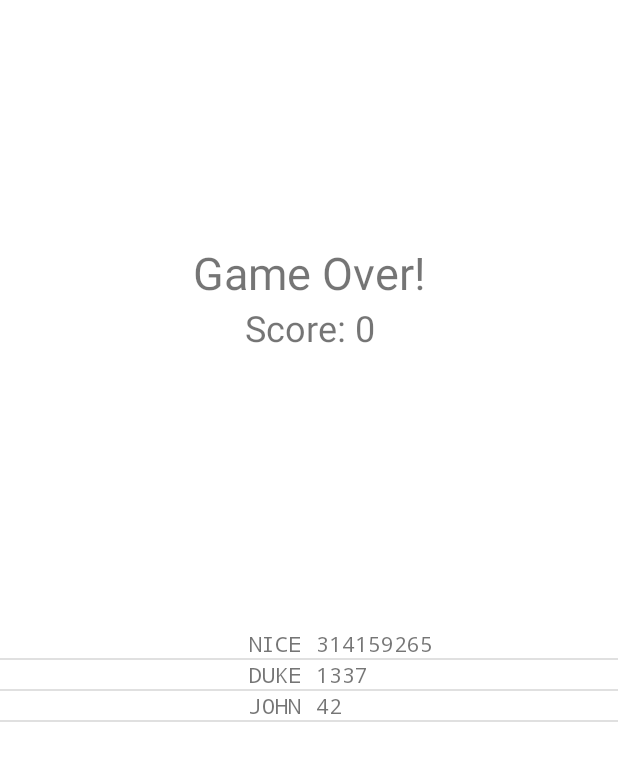
After one commit to TrovadorDelCodigo/FunnyFlappyJumpBall2, an Android app: the GameOverActivity screen opened directly, with no data from a screen before it, on a phone screen of 412 x 824 dp. The commit adds this screen. Shown: the top 761 px of the screen. Run offline under Robolectric (Android 15) with nearby library versions, the phone set to English and light mode, and no system bars.

Commit message:
Added game over activity (still work in progress though)

```diff
--- a/app/src/main/AndroidManifest.xml
+++ b/app/src/main/AndroidManifest.xml
@@ -9,6 +9,7 @@
         android:roundIcon="@mipmap/ic_launcher_round"
         android:supportsRtl="true"
         android:theme="@style/Theme.FunnyFlappyJumpBall2">
+        <activity android:name=".GameOverActivity"></activity>
         <activity android:name=".MainMenuActivity">
             <intent-filter>
                 <action android:name="android.intent.action.MAIN" />
--- /dev/null
+++ b/app/src/main/java/fr/m2dl/todo/funnyflappyjumpball2/GameOverActivity.kt
@@ -0,0 +1,52 @@
+package fr.m2dl.todo.funnyflappyjumpball2
+
+import android.content.pm.ActivityInfo
+import android.os.Bundle
+import android.view.Window
+import android.view.WindowManager
+import android.widget.ListView
+import android.widget.TextView
+import androidx.fragment.app.FragmentActivity
+import fr.m2dl.todo.funnyflappyjumpball2.dialogs.PlayerNameDialog
+import fr.m2dl.todo.funnyflappyjumpball2.score.Score
+import fr.m2dl.todo.funnyflappyjumpball2.score.ScoreAdapter
+
+class GameOverActivity : FragmentActivity() {
+    override fun onCreate(savedInstanceState: Bundle?) {
+        super.onCreate(savedInstanceState)
+        setupWindow()
+        setContentView(R.layout.activity_game_over)
+        displayScore(intent.getIntExtra("score", 0))
+        displayHighScores()
+    }
+
+    private fun setupWindow() {
+        window.setFlags(
+                WindowManager.LayoutParams.FLAG_FULLSCREEN,
+                WindowManager.LayoutParams.FLAG_FULLSCREEN)
+        requestWindowFeature(Window.FEATURE_NO_TITLE)
+        requestedOrientation = ActivityInfo.SCREEN_ORIENTATION_PORTRAIT;
+    }
+
+    private fun displayScore(score: Int) {
+        val scoreTextView = findViewById<TextView>(R.id.scoreText)
+        val scoreText = getString(R.string.score)
+        scoreTextView.text = "$scoreText $score"
+    }
+
+    private fun displayHighScores() {
+        // TODO remove test
+        val scores = listOf(
+            Score("NICE", 314159265),
+            Score("DUKE", 1337),
+            Score("JOHN", 42)
+        )
+
+        val scoreAdapter = ScoreAdapter(this, R.layout.score_item, scores)
+        val scoreListView = findViewById<ListView>(R.id.scoresListView)
+        scoreListView.adapter = scoreAdapter
+
+        val playerNameDialog = PlayerNameDialog()
+        playerNameDialog.show(supportFragmentManager, "player_name")
+    }
+}
--- a/app/src/main/java/fr/m2dl/todo/funnyflappyjumpball2/GameView.kt
+++ b/app/src/main/java/fr/m2dl/todo/funnyflappyjumpball2/GameView.kt
@@ -1,6 +1,7 @@
 package fr.m2dl.todo.funnyflappyjumpball2
 
 import android.app.Activity
+import android.content.Intent
 import android.graphics.Canvas
 import android.graphics.Color
 import android.os.Handler
@@ -16,12 +17,23 @@ import fr.m2dl.todo.funnyflappyjumpball2.gameobjects.FPSCounter
 import fr.m2dl.todo.funnyflappyjumpball2.gameobjects.Scene
 import fr.m2dl.todo.funnyflappyjumpball2.gameobjects.SimpleRect
 
+const val GAME_OVER_SIGNAL = "game-over"
+
 class GameView(
     private val activity: Activity
 ) : SurfaceView(activity), SurfaceHolder.Callback {
 
     private val defaultFps = 60
     private var gameEngine: GameEngine? = null
+
+    private val gameOverSignalHandler: (Any) -> Unit = { score ->
+        if (score is Int) {
+            val intent = Intent(activity, GameOverActivity::class.java)
+            intent.putExtra("score", score)
+            activity.startActivity(intent)
+            activity.finish()
+        }
+    }
 
     init {
         holder.addCallback(this)
@@ -49,8 +61,15 @@ class GameView(
 
     private fun startGame() {
         gameEngine = GameEngineImpl(defaultFps, GameDrawingSurfaceImpl(this), activity.resources)
+        gameEngine!!.signalManager.subscribe("game-over", gameOverSignalHandler)
         populateGameWorld()
         gameEngine?.start()
+
+        // TODO remove after testing
+        val handler = Handler()
+        handler.postDelayed({
+            gameEngine!!.signalManager.sendSignal("game-over", 1337)
+        }, 10000)
     }
 
     private fun stopGame() {
--- /dev/null
+++ b/app/src/main/java/fr/m2dl/todo/funnyflappyjumpball2/dialogs/PlayerNameDialog.kt
@@ -0,0 +1,27 @@
+package fr.m2dl.todo.funnyflappyjumpball2.dialogs
+
+import android.app.AlertDialog
+import android.app.Dialog
+import android.os.Bundle
+import androidx.fragment.app.DialogFragment
+import fr.m2dl.todo.funnyflappyjumpball2.R
+
+class PlayerNameDialog: DialogFragment() {
+
+    override fun onCreateDialog(savedInstanceState: Bundle?): Dialog {
+        return activity!!.let {
+            val inflater = requireActivity().layoutInflater
+
+            AlertDialog.Builder(it).run {
+                setView(inflater.inflate(R.layout.player_name_dialog_fragment, null))
+                setPositiveButton(R.string.ok) { dialog, id ->
+                    dialog.cancel()
+                }
+                setNegativeButton(R.string.cancel) { dialog, id ->
+                    dialog.cancel()
+                }
+                create()
+            }
+        }
+    }
+}
--- a/app/src/main/java/fr/m2dl/todo/funnyflappyjumpball2/engine/GameEngineControl.kt
+++ b/app/src/main/java/fr/m2dl/todo/funnyflappyjumpball2/engine/GameEngineControl.kt
@@ -1,9 +1,11 @@
 package fr.m2dl.todo.funnyflappyjumpball2.engine
 
 import fr.m2dl.todo.funnyflappyjumpball2.engine.gameobjects.GameObject
+import fr.m2dl.todo.funnyflappyjumpball2.engine.signals.SignalManager
 
 interface GameEngineControl {
     var framesPerSecond: Int
+    val signalManager: SignalManager
 
     fun setSceneRoot(gameObject: GameObject)
     fun start()
--- /dev/null
+++ b/app/src/main/java/fr/m2dl/todo/funnyflappyjumpball2/score/Score.kt
@@ -0,0 +1,3 @@
+package fr.m2dl.todo.funnyflappyjumpball2.score
+
+data class Score(val playerName: String, val score: Int)
--- /dev/null
+++ b/app/src/main/java/fr/m2dl/todo/funnyflappyjumpball2/score/ScoreAdapter.kt
@@ -0,0 +1,31 @@
+package fr.m2dl.todo.funnyflappyjumpball2.score
+
+import android.content.Context
+import android.view.LayoutInflater
+import android.view.View
+import android.view.ViewGroup
+import android.widget.ArrayAdapter
+import android.widget.TextView
+import fr.m2dl.todo.funnyflappyjumpball2.R
+
+class ScoreAdapter(
+    context: Context,
+    layoutId: Int,
+    scores: List<Score>
+): ArrayAdapter<Score>(context, layoutId, scores) {
+
+    override fun getView(position: Int, convertView: View?, parent: ViewGroup): View {
+        val score = getItem(position)!!
+
+        val view = convertView
+            ?: LayoutInflater.from(context).inflate(R.layout.score_item, parent, false)
+
+        val playerNameTextView = view.findViewById<TextView>(R.id.score_item_player_name)
+        val scoreTextView = view.findViewById<TextView>(R.id.score_item_score)
+
+        playerNameTextView.text = score.playerName
+        scoreTextView.text = "${score.score}"
+
+        return view
+    }
+}
--- /dev/null
+++ b/app/src/main/res/layout/activity_game_over.xml
@@ -0,0 +1,43 @@
+<?xml version="1.0" encoding="utf-8"?>
+<LinearLayout xmlns:android="http://schemas.android.com/apk/res/android"
+    xmlns:app="http://schemas.android.com/apk/res-auto"
+    xmlns:tools="http://schemas.android.com/tools"
+    android:id="@+id/gameOverActivity"
+    android:layout_width="match_parent"
+    android:layout_height="match_parent"
+    android:orientation="vertical"
+    tools:context=".GameOverActivity">
+
+    <LinearLayout
+        android:layout_width="match_parent"
+        android:layout_height="0dp"
+        android:layout_weight="1"
+        android:orientation="vertical">
+
+        <TextView
+            android:id="@+id/gameOverText"
+            android:layout_width="match_parent"
+            android:layout_height="0dp"
+            android:layout_weight="1"
+            android:text="@string/game_over"
+            android:textSize="30sp"
+            android:gravity="bottom|center" />
+
+        <TextView
+            android:id="@+id/scoreText"
+            android:layout_width="match_parent"
+            android:layout_height="0dp"
+            android:layout_weight="1"
+            android:text="@string/score"
+            android:textSize="24sp"
+            android:gravity="top|center" />
+   </LinearLayout>
+
+    <ListView
+        android:id="@+id/scoresListView"
+        android:layout_width="match_parent"
+        android:layout_height="0dp"
+        android:layout_weight="1"
+        android:layout_marginTop="15dp" />
+
+</LinearLayout>
--- a/app/src/main/res/layout/activity_main_menu.xml
+++ b/app/src/main/res/layout/activity_main_menu.xml
@@ -25,7 +25,7 @@
         android:textColor="?colorOnPrimary"/>
 
     <TextView
-        android:id="@+id/textView"
+        android:id="@+id/gameTitleText"
         android:layout_width="wrap_content"
         android:layout_height="wrap_content"
         android:text="@string/app_name"
--- /dev/null
+++ b/app/src/main/res/layout/player_name_dialog_fragment.xml
@@ -0,0 +1,23 @@
+<?xml version="1.0" encoding="utf-8"?>
+<LinearLayout
+    xmlns:android="http://schemas.android.com/apk/res/android"
+    android:layout_width="match_parent"
+    android:layout_height="match_parent"
+    android:orientation="vertical">
+
+    <TextView
+        android:layout_width="match_parent"
+        android:layout_height="wrap_content"
+        android:text="@string/register_score"
+        android:layout_margin="4dp"
+        android:gravity="center"/>
+
+    <EditText
+        android:id="@+id/player_name_field"
+        android:layout_width="match_parent"
+        android:layout_height="wrap_content"
+        android:hint="@string/player_name"
+        android:inputType="text"
+        android:layout_margin="4dp" />
+
+</LinearLayout>
--- /dev/null
+++ b/app/src/main/res/layout/score_item.xml
@@ -0,0 +1,25 @@
+<?xml version="1.0" encoding="utf-8"?>
+<LinearLayout xmlns:android="http://schemas.android.com/apk/res/android"
+    android:layout_width="match_parent"
+    android:layout_height="match_parent"
+    android:gravity="center"
+    android:orientation="horizontal">
+
+    <TextView
+        android:id="@+id/score_item_player_name"
+        android:layout_width="0dp"
+        android:layout_weight="1"
+        android:layout_height="wrap_content"
+        android:layout_marginEnd="10dp"
+        android:textAlignment="textEnd"
+        android:fontFamily="monospace" />
+
+    <TextView
+        android:id="@+id/score_item_score"
+        android:layout_width="0dp"
+        android:layout_weight="1"
+        android:layout_height="wrap_content"
+        android:textAlignment="textStart"
+        android:fontFamily="monospace" />
+
+</LinearLayout>
--- a/app/src/main/res/values/strings.xml
+++ b/app/src/main/res/values/strings.xml
@@ -1,4 +1,10 @@
 <resources>
     <string name="app_name">Funny Flappy Jump Ball 2</string>
     <string name="play_button_text">Play!</string>
+    <string name="game_over">Game Over!</string>
+    <string name="score">Score: </string>
+    <string name="register_score">Register score?</string>
+    <string name="player_name">Player name</string>
+    <string name="cancel">Cancel</string>
+    <string name="ok">Ok</string>
 </resources>
```
